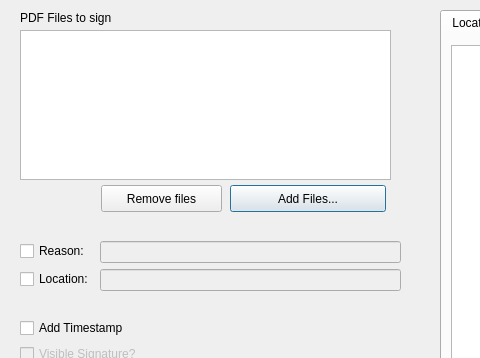
First picture: the form in pteid-mw-pt/_src/eidmw/eidgui/PDFSignWindow.ui, repository amagovpt/autenticacao.gov, before the edit; both pictures show x 0 to 480 and y 0 to 358 of the 890 by 534 pixel window.
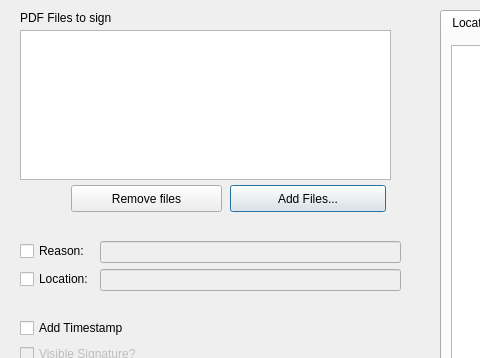
Second picture: the form after the edit. Custom widgets are drawn as their Qt base class.

Commit message: Increase width of clear files button

The edit to the form file:
```diff
--- a/pteid-mw-pt/_src/eidmw/eidgui/PDFSignWindow.ui
+++ b/pteid-mw-pt/_src/eidmw/eidgui/PDFSignWindow.ui
@@ -256,9 +256,9 @@
    <widget class="QPushButton" name="button_clearFiles">
     <property name="geometry">
      <rect>
-      <x>91</x>
+      <x>61</x>
       <y>185</y>
-      <width>121</width>
+      <width>151</width>
       <height>27</height>
      </rect>
     </property>
```
